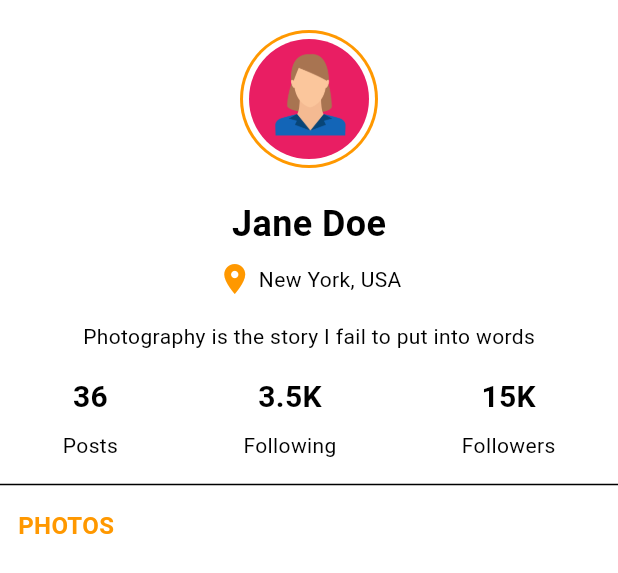
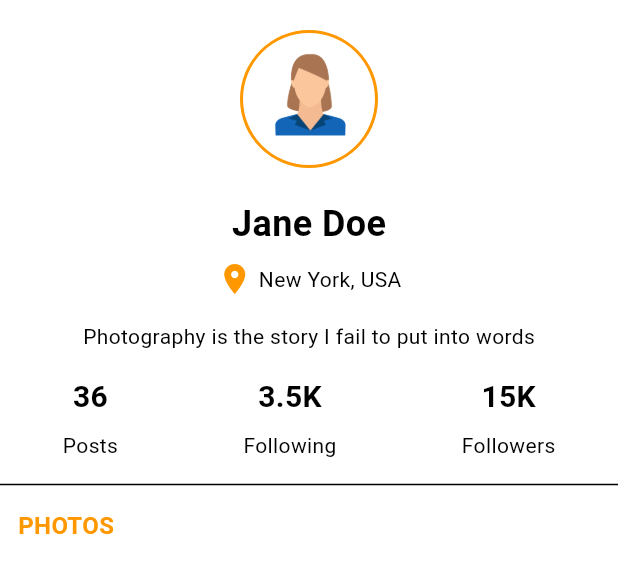
Before and after one commit to AhmedHr22/theme_test, a Flutter app: the ProfileWidget widget shown alone on an empty page, opened directly, on a phone screen of 412 x 824 dp. Shown: the top 573 px of the screen. Run offline on Flutter 3.47's test engine with Material 3 defaults, Android fonts, the phone set to English and light mode, and no system bars; network calls fail.

Commit message:
theme work perfectly

```diff
--- a/lib/theme/my_theme.dart
+++ b/lib/theme/my_theme.dart
@@ -15,9 +15,9 @@ class MyTheme{
   static ThemeData lightTheme = ThemeData(
       appBarTheme: AppBarTheme(
           backgroundColor: Colors.deepPurple.shade300,
-          foregroundColor: Colors.black
       ),
       scaffoldBackgroundColor: Colors.black12,
-      colorScheme: const ColorScheme.dark()
+      colorScheme: const ColorScheme.dark(),
+      iconTheme: IconThemeData(color: Colors.deepPurple.shade300)
   );
 }
--- a/lib/widget/profile_widget.dart
+++ b/lib/widget/profile_widget.dart
@@ -67,7 +67,7 @@ class ProfileWidget extends StatelessWidget {
           radius: 44,
           backgroundColor: Theme.of(context).scaffoldBackgroundColor,
           child: CircleAvatar(
-            backgroundColor: Colors.pink,
+            backgroundColor: Theme.of(context).colorScheme.background,
             radius: 40,
             child: Image.asset('asset/user1.png'),
           ),
--- a/lib/widget/switch_theme_widget.dart
+++ b/lib/widget/switch_theme_widget.dart
@@ -18,7 +18,7 @@ class _SwitchThemeWidgetState extends State<SwitchThemeWidget> {
         value: on,
         onChanged: (value) {
                 context.read<ThemeProvider>().toggleTheme(value);
-              // print(context.watch<ThemeProvider>().themeMode);
+
         },
     );
   }
```
